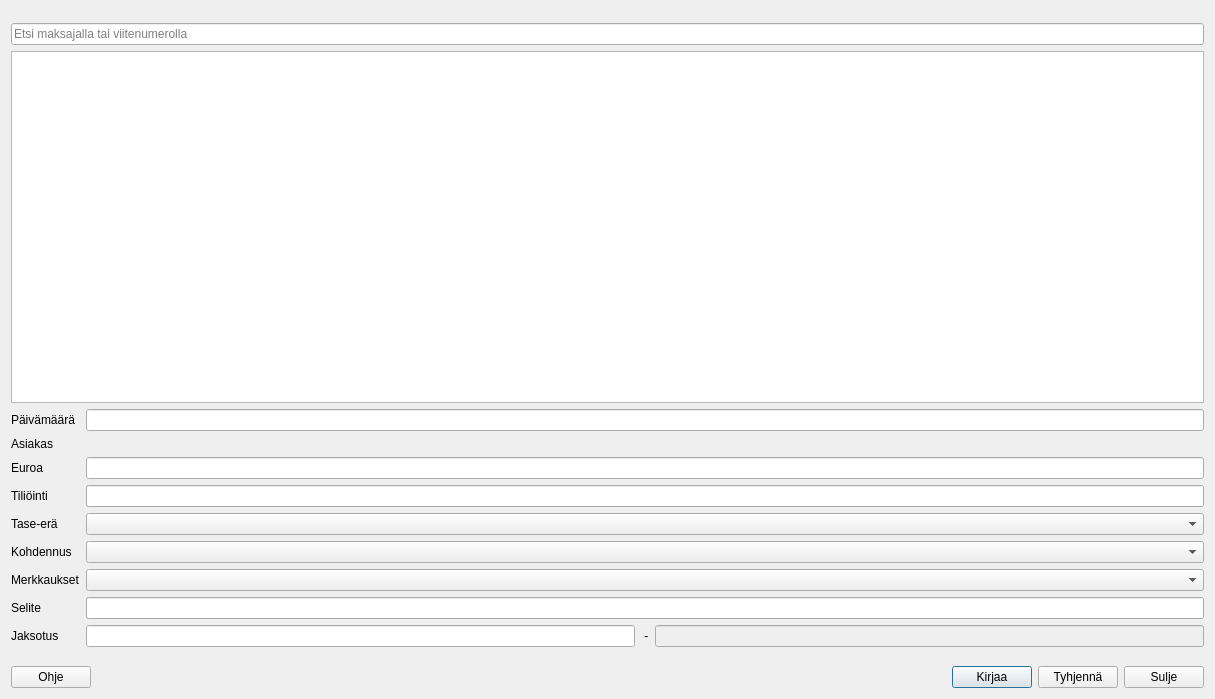
Old version of the form kitsas/apuri/tiliotekirjaaja.ui in the repository artoh/kitupiikki.
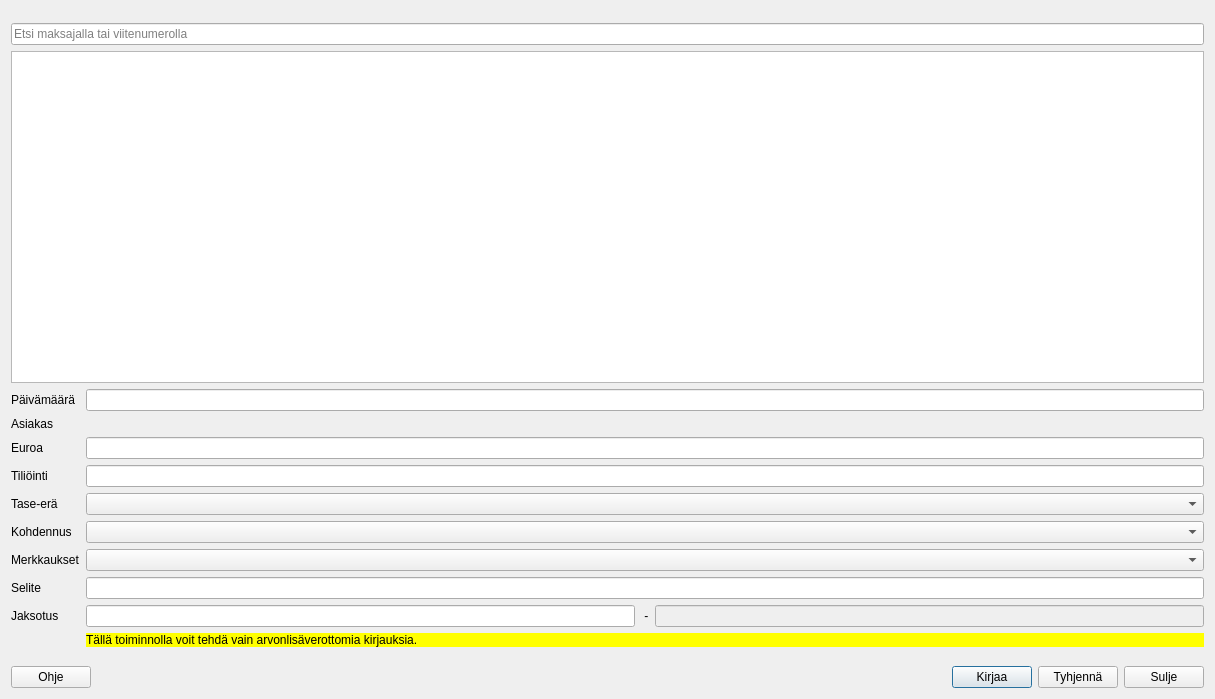
New version of the form. Icons and pictures are not drawn. Custom widgets are drawn as their Qt base class.

The edit to the form file:
```diff
--- a/kitsas/apuri/tiliotekirjaaja.ui
+++ b/kitsas/apuri/tiliotekirjaaja.ui
@@ -188,6 +188,16 @@
        </item>
       </layout>
      </item>
+     <item row="9" column="1">
+      <widget class="QLabel" name="alvVaro">
+       <property name="styleSheet">
+        <string notr="true">background-color: rgb(255, 255, 0);</string>
+       </property>
+       <property name="text">
+        <string>Tällä toiminnolla voit tehdä vain arvonlisäverottomia kirjauksia.</string>
+       </property>
+      </widget>
+     </item>
     </layout>
    </item>
    <item>
```
